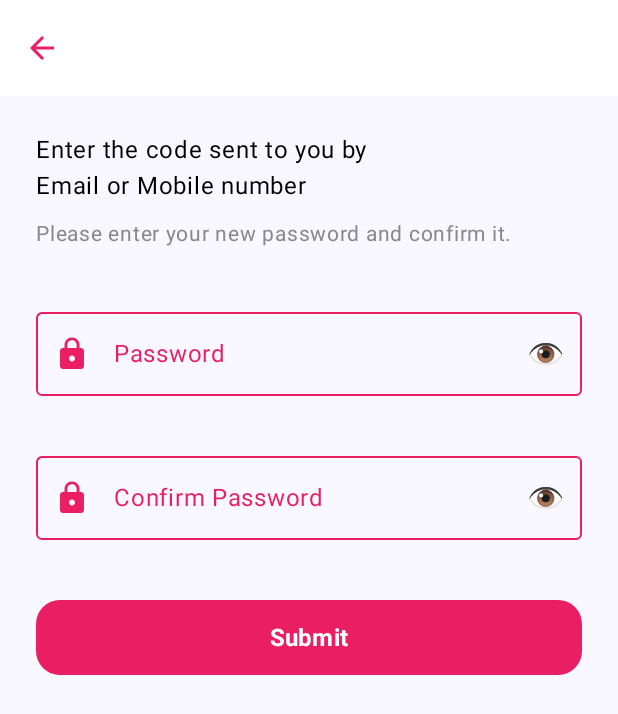
After one commit to rayengabsi/gamer-android, an Android app built with Jetpack Compose: the composable ResetPasswordScreen shown on its own in the app's theme, on a phone screen of 412 x 824 dp. The commit adds this screen. Shown: the top 714 px of the screen. Run offline under Robolectric (Android 15) with nearby library versions, the phone set to English and light mode, and no system bars.

Commit message:
feat(auth): add reset password screen
- Implemented ResetPasswordScreen UI with Jetpack Compose.
- Added password and confirm password validation.
- Added error handling for mismatched and invalid passwords.
- Integrated user feedback via snackbars.
- Designed responsive layout with Material3 components.

```diff
--- a/app/src/main/java/com/example/gamer/MainActivity.kt
+++ b/app/src/main/java/com/example/gamer/MainActivity.kt
@@ -10,6 +10,7 @@ import androidx.compose.ui.Modifier
 import com.example.gamer.ui.ForgotPasswordScreen
 import com.example.gamer.ui.LoginScreen
 import com.example.gamer.ui.OtpValidationScreen
+import com.example.gamer.ui.ResetPasswordScreen
 import kotlinx.coroutines.launch
 
 class MainActivity : ComponentActivity() {
@@ -74,6 +75,21 @@ class MainActivity : ComponentActivity() {
                         },
                         modifier = Modifier.padding(padding)
                     )
+
+                    "reset_password" -> ResetPasswordScreen(
+                        onNavigateBack = {
+                            currentScreen = "otp"
+                        },
+                        onPasswordReset = {
+                            currentScreen = "login"
+                        },
+                        showSnack = { msg ->
+                            scope.launch {
+                                snackbarHostState.showSnackbar(msg)
+                            }
+                        },
+                        modifier = Modifier.padding(padding)
+                    )
                 }
             }
         }
--- /dev/null
+++ b/app/src/main/java/com/example/gamer/ResetPasswordScreen.kt
@@ -0,0 +1,206 @@
+package com.example.gamer.ui
+
+import androidx.compose.foundation.layout.*
+import androidx.compose.material.icons.Icons
+import androidx.compose.material.icons.filled.ArrowBack
+import androidx.compose.material.icons.filled.Lock
+import androidx.compose.material3.*
+import androidx.compose.runtime.*
+import androidx.compose.ui.Alignment
+import androidx.compose.ui.Modifier
+import androidx.compose.ui.graphics.Color
+import androidx.compose.ui.text.font.FontWeight
+import androidx.compose.ui.text.input.PasswordVisualTransformation
+import androidx.compose.ui.text.input.VisualTransformation
+import androidx.compose.ui.unit.dp
+import androidx.compose.ui.unit.sp
+
+@OptIn(ExperimentalMaterial3Api::class)
+@Composable
+fun ResetPasswordScreen(
+    onNavigateBack: () -> Unit,
+    onPasswordReset: () -> Unit,
+    showSnack: (String) -> Unit,
+    modifier: Modifier = Modifier
+) {
+    var password by remember { mutableStateOf("") }
+    var confirmPassword by remember { mutableStateOf("") }
+    var passwordVisible by remember { mutableStateOf(false) }
+    var confirmPasswordVisible by remember { mutableStateOf(false) }
+    var passwordError by remember { mutableStateOf<String?>(null) }
+    var confirmPasswordError by remember { mutableStateOf<String?>(null) }
+
+    fun validatePassword(password: String): String? {
+        return when {
+            password.isEmpty() -> "Password is required"
+            password.length < 6 -> "Password must be at least 6 characters"
+            password.length > 20 -> "Password too long (max 20 characters)"
+            else -> null
+        }
+    }
+
+    fun validateConfirmPassword(password: String, confirmPassword: String): String? {
+        return when {
+            confirmPassword.isEmpty() -> "Please confirm your password"
+            password != confirmPassword -> "Passwords do not match"
+            else -> null
+        }
+    }
+
+    Scaffold(
+        topBar = {
+            TopAppBar(
+                title = { },
+                navigationIcon = {
+                    IconButton(onClick = onNavigateBack) {
+                        Icon(
+                            Icons.Filled.ArrowBack,
+                            contentDescription = "Back",
+                            tint = Color(0xFFE91E63)
+                        )
+                    }
+                },
+                colors = TopAppBarDefaults.topAppBarColors(
+                    containerColor = Color.White
+                )
+            )
+        }
+    ) { padding ->
+        Column(
+            modifier = modifier
+                .fillMaxSize()
+                .padding(padding)
+                .padding(24.dp),
+            horizontalAlignment = Alignment.Start
+        ) {
+            Text(
+                "Enter the code sent to you by",
+                fontSize = 16.sp,
+                color = Color.Black
+            )
+            Text(
+                "Email or Mobile number",
+                fontSize = 16.sp,
+                color = Color.Black
+            )
+
+            Spacer(Modifier.height(8.dp))
+
+            Text(
+                "Please enter your new password and confirm it.",
+                fontSize = 14.sp,
+                color = Color.Gray
+            )
+
+            Spacer(Modifier.height(32.dp))
+
+            OutlinedTextField(
+                value = password,
+                onValueChange = {
+                    password = it
+                    passwordError = if (it.isNotEmpty()) validatePassword(it) else null
+                },
+                label = { Text("Password", color = Color(0xFFE91E63)) },
+                singleLine = true,
+                leadingIcon = {
+                    Icon(
+                        Icons.Filled.Lock,
+                        contentDescription = null,
+                        tint = Color(0xFFE91E63)
+                    )
+                },
+                trailingIcon = {
+                    IconButton(onClick = { passwordVisible = !passwordVisible }) {
+                        Text(
+                            text = if (passwordVisible) "👁️" else "👁️",
+                            fontSize = 20.sp,
+                            color = Color(0xFFE91E63)
+                        )
+                    }
+                },
+                visualTransformation = if (passwordVisible) VisualTransformation.None else PasswordVisualTransformation(),
+                modifier = Modifier.fillMaxWidth(),
+                isError = passwordError != null,
+                supportingText = {
+                    if (passwordError != null) {
+                        Text(passwordError!!, color = MaterialTheme.colorScheme.error)
+                    }
+                },
+                colors = OutlinedTextFieldDefaults.colors(
+                    focusedBorderColor = Color(0xFFE91E63),
+                    unfocusedBorderColor = Color(0xFFE91E63),
+                    errorBorderColor = MaterialTheme.colorScheme.error
+                )
+            )
+
+            Spacer(Modifier.height(16.dp))
+
+            OutlinedTextField(
+                value = confirmPassword,
+                onValueChange = {
+                    confirmPassword = it
+                    confirmPasswordError = if (it.isNotEmpty()) validateConfirmPassword(password, it) else null
+                },
+                label = { Text("Confirm Password", color = Color(0xFFE91E63)) },
+                singleLine = true,
+                leadingIcon = {
+                    Icon(
+                        Icons.Filled.Lock,
+                        contentDescription = null,
+                        tint = Color(0xFFE91E63)
+                    )
+                },
+                trailingIcon = {
+                    IconButton(onClick = { confirmPasswordVisible = !confirmPasswordVisible }) {
+                        Text(
+                            text = if (confirmPasswordVisible) "👁️" else "👁️",
+                            fontSize = 20.sp,
+                            color = Color(0xFFE91E63)
+                        )
+                    }
+                },
+                visualTransformation = if (confirmPasswordVisible) VisualTransformation.None else PasswordVisualTransformation(),
+                modifier = Modifier.fillMaxWidth(),
+                isError = confirmPasswordError != null,
+                supportingText = {
+                    if (confirmPasswordError != null) {
+                        Text(confirmPasswordError!!, color = MaterialTheme.colorScheme.error)
+                    }
+                },
+                colors = OutlinedTextFieldDefaults.colors(
+                    focusedBorderColor = Color(0xFFE91E63),
+                    unfocusedBorderColor = Color(0xFFE91E63),
+                    errorBorderColor = MaterialTheme.colorScheme.error
+                )
+            )
+
+            Spacer(Modifier.height(24.dp))
+
+            Button(
+                onClick = {
+                    val passwordValidation = validatePassword(password)
+                    val confirmValidation = validateConfirmPassword(password, confirmPassword)
+
+                    passwordError = passwordValidation
+                    confirmPasswordError = confirmValidation
+
+                    if (passwordValidation == null && confirmValidation == null) {
+                        showSnack("Password reset successfully!")
+                        onPasswordReset()
+                    } else {
+                        showSnack("Please fix the errors")
+                    }
+                },
+                modifier = Modifier
+                    .fillMaxWidth()
+                    .height(50.dp),
+                colors = ButtonDefaults.buttonColors(
+                    containerColor = Color(0xFFE91E63)
+                ),
+                shape = MaterialTheme.shapes.large
+            ) {
+                Text("Submit", fontSize = 16.sp, fontWeight = FontWeight.Bold)
+            }
+        }
+    }
+}
```
